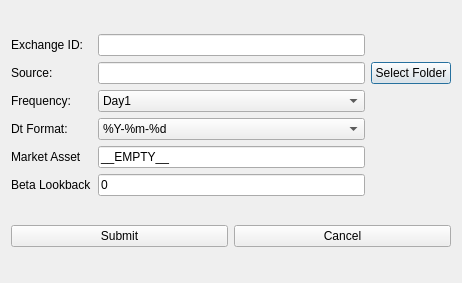
This is ui/NewExchangePopup.ui in ntorm1/Nexus as Qt 5 draws it before an edit. The edited form follows.
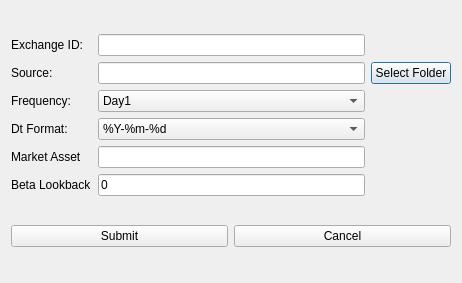
This is the edited form.

Patch:
```diff
--- a/ui/NewExchangePopup.ui
+++ b/ui/NewExchangePopup.ui
@@ -65,7 +65,7 @@
      <item row="4" column="1">
       <widget class="QLineEdit" name="market_asset">
        <property name="text">
-        <string>__EMPTY__</string>
+        <string></string>
        </property>
       </widget>
      </item>
```
